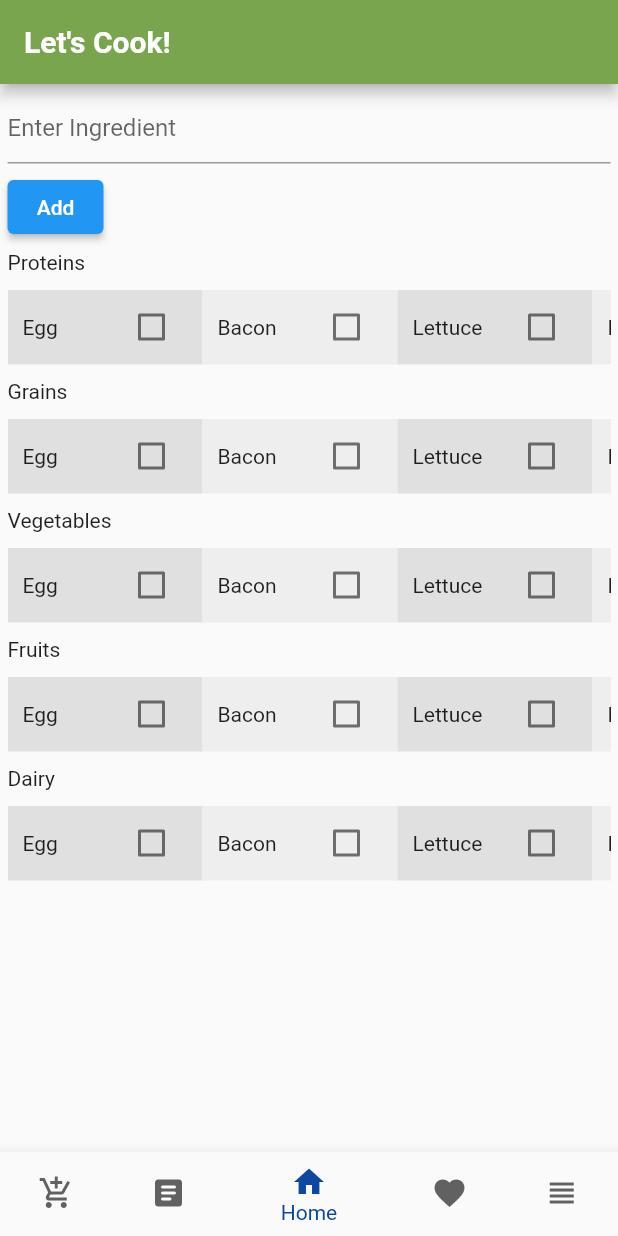
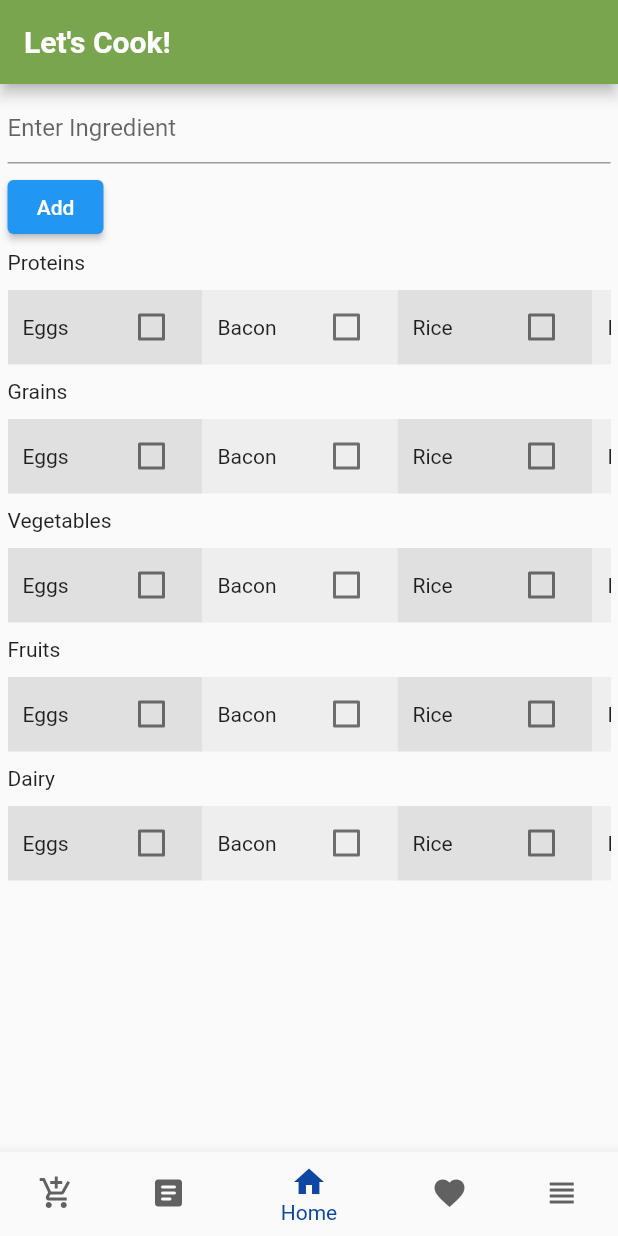
Before and after one commit to AppDevOrgUNT/mychef, a Flutter app: the screen it shows after launch, on a phone screen of 412 x 824 dp. Run offline on Flutter 3.47's test engine with Material 2 defaults, Android fonts, the phone set to English and light mode, and no system bars.

Commit message:
Simplified code in checkbox widget; changed the variable names of app colors

```diff
--- a/lib/main.dart
+++ b/lib/main.dart
@@ -13,12 +13,12 @@ var _currentIndex = 0; //Global Variable for page index
 
 //App colors
 const interfaceColor = const Color.fromARGB(0xff, 0x79, 0xA5, 0x4E);
-const fruitsColor = const Color.fromARGB(0xff, 0xA1, 0x79, 0xBC);
-const vegetablesColor = const Color.fromARGB(0xff, 0x79, 0xA5, 0x4E);
-const grainsColor = const Color.fromARGB(0xff, 0xE6, 0x8A, 0x00);
-const proteinColor = const Color.fromARGB(0xff, 0xC6, 0x5D, 0x3E);
-const dairyColor = const Color.fromARGB(0xff, 0x7B, 0xA4, 0xDD);
-const condimentsColor = const Color.fromARGB(0xff, 0xEB, 0xB0, 0x00);
+const purpleColor = const Color.fromARGB(0xff, 0xA1, 0x79, 0xBC);
+const greenColor = const Color.fromARGB(0xff, 0x79, 0xA5, 0x4E);
+const orangeColor = const Color.fromARGB(0xff, 0xE6, 0x8A, 0x00);
+const redColor = const Color.fromARGB(0xff, 0xC6, 0x5D, 0x3E);
+const blueColor = const Color.fromARGB(0xff, 0x7B, 0xA4, 0xDD);
+const yellowColor = const Color.fromARGB(0xff, 0xEB, 0xB0, 0x00);
 
 Recipe chickenRecipe = new Recipe(
     directions:
@@ -362,7 +362,9 @@ class _HorizontalChecklistWidgetState extends State<HorizontalChecklistWidget> {
     'Bacon',
     'Rice',
     'Lettuce'
-  ]; //List of ingredients can be appended here; NOT USED IN THIS CLASS YET
+  ]; //List of ingredients can be appended here
+
+  final List<int> colorCodes = <int>[300, 200, 300, 200];
 
   bool _isSelected = false;
   final _width = 130.0; //sets consistent width for checkboxes
@@ -371,101 +373,27 @@ class _HorizontalChecklistWidgetState extends State<HorizontalChecklistWidget> {
     return Container(
       margin: EdgeInsets.symmetric(vertical: 10),
       height: 50,
-      child: ListView(
+      child: ListView.builder(
         scrollDirection: Axis.horizontal, //makes scrolling go left and right
-        children: <Widget>[
-          /* MORE NOTES
-              -Need a way to create instance/(object?) of each container for the ingredient checkboxes
-              -Need to fix checkboxes to not all be checked when one is selected
-              -Need a way for label(text) to dynamically change size when it doesn't fit in the checkbox container
-              OR maybe make checkbox container bigger to where majority of words(ingredients) fit
-           */
-          Container(
+        itemCount: ingredients.length,
+        itemBuilder: (BuildContext context, int index) {
+          return Container(
             width: _width,
-            color: Colors.grey[300],
+            color: Colors.grey[colorCodes[index]],
             child: LabeledCheckbox(
-              label: 'Egg',
+              label: '${ingredients[index]}',
               padding: const EdgeInsets.symmetric(horizontal: 10.0),
               value:
                   _isSelected, //<== Accessed and changed throughout the whole class
               onChanged: (bool newValue) {
                 setState(() {
-                  _isSelected = newValue;
+                  //_isSelected = newValue;
+                  newValue = true;
                 });
               },
             ),
-          ),
-          Container(
-            width: _width,
-            color: Colors.grey[200],
-            child: LabeledCheckbox(
-              label: 'Bacon',
-              padding: const EdgeInsets.symmetric(horizontal: 10.0),
-              value: _isSelected,
-              onChanged: (bool newValue) {
-                setState(() {
-                  _isSelected = newValue;
-                });
-              },
-            ),
-          ),
-          Container(
-            width: _width,
-            color: Colors.grey[300],
-            child: LabeledCheckbox(
-              label: 'Lettuce',
-              padding: const EdgeInsets.symmetric(horizontal: 10.0),
-              value: _isSelected,
-              onChanged: (bool newValue) {
-                setState(() {
-                  _isSelected = newValue;
-                });
-              },
-            ),
-          ),
-          Container(
-            width: _width,
-            color: Colors.grey[200],
-            child: LabeledCheckbox(
-              label: 'Rice',
-              padding: const EdgeInsets.symmetric(horizontal: 10.0),
-              value: _isSelected,
-              onChanged: (bool newValue) {
-                setState(() {
-                  _isSelected = newValue;
-                });
-              },
-            ),
-          ),
-          Container(
-            width: _width,
-            color: Colors.grey[300],
-            child: LabeledCheckbox(
-              label: 'Banana',
-              padding: const EdgeInsets.symmetric(horizontal: 10.0),
-              value: _isSelected,
-              onChanged: (bool newValue) {
-                setState(() {
-                  _isSelected = newValue;
-                });
-              },
-            ),
-          ),
-          Container(
-            width: _width,
-            color: Colors.grey[200],
-            child: LabeledCheckbox(
-              label: 'Chicken',
-              padding: const EdgeInsets.symmetric(horizontal: 10.0),
-              value: _isSelected,
-              onChanged: (bool newValue) {
-                setState(() {
-                  _isSelected = newValue;
-                });
-              },
-            ),
-          ),
-        ],
+          );
+        },
       ),
     );
   }
@@ -499,7 +427,7 @@ class _RecipesTabWidgetState extends State<RecipesTabWidget> {
           itemCount: recipeImage.length,
           itemBuilder: (BuildContext context, int index) {
             return Container(
-              color: condimentsColor,
+              color: yellowColor,
               margin: EdgeInsets.all(10),
               child: Row(
                 children: <Widget>[
```
